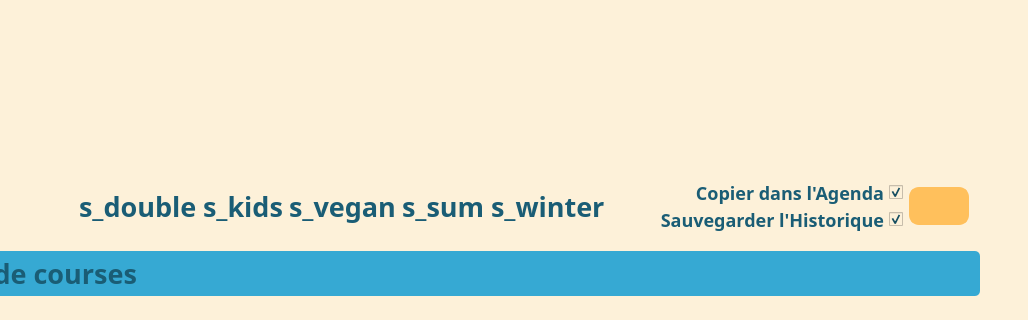
The window that UI/Main_Window.ui (juvarlet/a_table) describes before a commit, drawn with Qt 5; both pictures show x 106 to 1134 and y 358 to 678 of the 1134 by 678 pixel window.
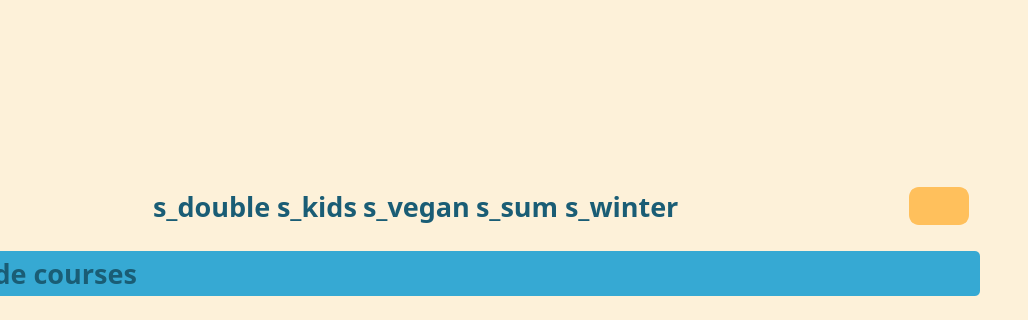
The same window after the commit. Icons and pictures are not drawn.

```diff
--- a/UI/Main_Window.ui
+++ b/UI/Main_Window.ui
@@ -1088,98 +1088,6 @@
                      <property name="bottomMargin">
                       <number>1</number>
                      </property>
-                     <item row="0" column="3">
-                      <widget class="QFrame" name="frame_save">
-                       <property name="frameShape">
-                        <enum>QFrame::NoFrame</enum>
-                       </property>
-                       <property name="frameShadow">
-                        <enum>QFrame::Raised</enum>
-                       </property>
-                       <layout class="QGridLayout" name="gridLayout_7">
-                        <property name="leftMargin">
-                         <number>0</number>
-                        </property>
-                        <property name="topMargin">
-                         <number>0</number>
-                        </property>
-                        <property name="rightMargin">
-                         <number>0</number>
-                        </property>
-                        <property name="bottomMargin">
-                         <number>0</number>
-                        </property>
-                        <property name="horizontalSpacing">
-                         <number>5</number>
-                        </property>
-                        <property name="verticalSpacing">
-                         <number>0</number>
-                        </property>
-                        <item row="1" column="2">
-                         <widget class="QCheckBox" name="cB_history">
-                          <property name="text">
-                           <string/>
-                          </property>
-                          <property name="checked">
-                           <bool>true</bool>
-                          </property>
-                         </widget>
-                        </item>
-                        <item row="0" column="2">
-                         <widget class="QCheckBox" name="cB_calendar">
-                          <property name="text">
-                           <string/>
-                          </property>
-                          <property name="checked">
-                           <bool>true</bool>
-                          </property>
-                         </widget>
-                        </item>
-                        <item row="0" column="1">
-                         <widget class="QLabel" name="label_calendar">
-                          <property name="font">
-                           <font>
-                            <family>Poiret One</family>
-                            <pointsize>-1</pointsize>
-                            <weight>75</weight>
-                            <italic>false</italic>
-                            <bold>true</bold>
-                           </font>
-                          </property>
-                          <property name="text">
-                           <string>Copier dans l'Agenda</string>
-                          </property>
-                          <property name="alignment">
-                           <set>Qt::AlignRight|Qt::AlignTrailing|Qt::AlignVCenter</set>
-                          </property>
-                         </widget>
-                        </item>
-                        <item row="1" column="1">
-                         <widget class="QLabel" name="label_history">
-                          <property name="text">
-                           <string>Sauvegarder l'Historique</string>
-                          </property>
-                          <property name="alignment">
-                           <set>Qt::AlignRight|Qt::AlignTrailing|Qt::AlignVCenter</set>
-                          </property>
-                         </widget>
-                        </item>
-                        <item row="1" column="0">
-                         <spacer name="horizontalSpacer_6">
-                          <property name="orientation">
-                           <enum>Qt::Horizontal</enum>
-                          </property>
-                          <property name="sizeHint" stdset="0">
-                           <size>
-                            <width>40</width>
-                            <height>20</height>
-                           </size>
-                          </property>
-                         </spacer>
-                        </item>
-                       </layout>
-                      </widget>
-                     </item>
                      <item row="0" column="3">
                       <spacer name="horizontalSpacer">
                        <property name="orientation">
```
